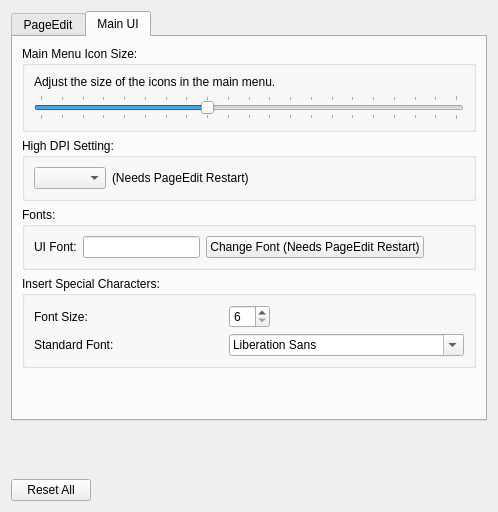
This is PAppearanceWidget.ui in Sigil-Ebook/PageEdit as Qt 5 draws it before an edit. The edited form follows.
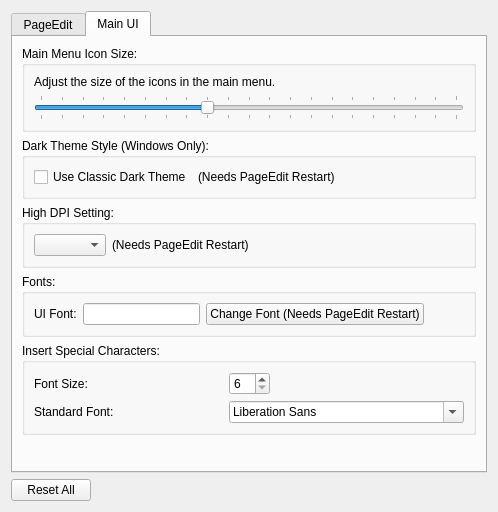
This is the edited form. The open tabs and pages were chosen to show the change.

Commit message: Dark theme choice for Windows like Sigil

```diff
--- a/PAppearanceWidget.ui
+++ b/PAppearanceWidget.ui
@@ -274,6 +274,45 @@
          </layout>
         </widget>
        </item>
+       <item>
+        <widget class="QGroupBox" name="grpCustomDarkStyle">
+         <property name="title">
+          <string>Dark Theme Style (Windows Only):</string>
+         </property>
+         <layout class="QHBoxLayout" name="darkStyleHLayout">
+          <item>
+           <widget class="QCheckBox" name="chkDarkStyle">
+            <property name="toolTip">
+             <string>When using a Windows dark style, use the classic dark style instead of the built in Qt one</string>
+            </property>
+            <property name="text">
+             <string>Use Classic Dark Theme</string>
+            </property>
+           </widget>
+          </item>
+          <item>
+           <widget class="QLabel" name="lblDarkStyleWarn">
+            <property name="text">
+             <string>(Needs PageEdit Restart)</string>
+            </property>
+           </widget>
+          </item>
+          <item>
+           <spacer name="darkStyleSpacer">
+            <property name="orientation">
+             <enum>Qt::Horizontal</enum>
+            </property>
+            <property name="sizeHint" stdset="0">
+             <size>
+              <width>105</width>
+              <height>20</height>
+             </size>
+            </property>
+           </spacer>
+          </item>
+         </layout>
+        </widget>
+       </item>
        <item>
         <widget class="QGroupBox" name="grpHighDPI">
          <property name="title">
```
The commit also changes 4 other files.
